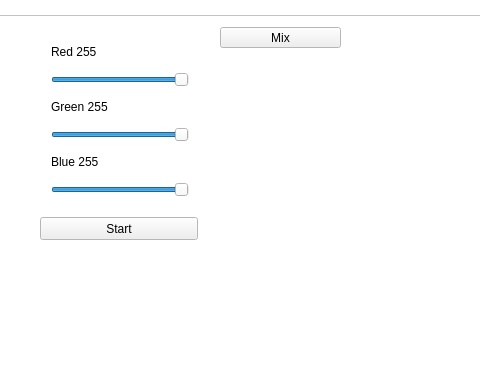
This is mainwindow.ui in Freitag-fri/Genetic as Qt 5 draws it before an edit; both pictures show x 270 to 750 and y 0 to 387 of the 750 by 648 pixel window. The edited form follows.
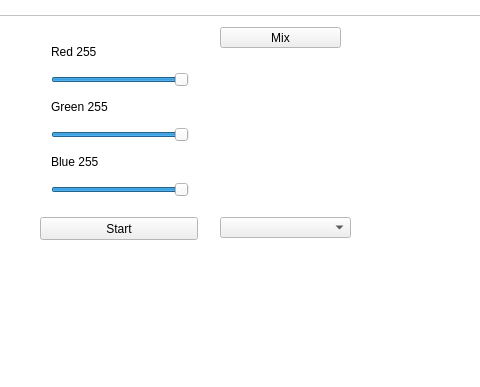
This is the edited form. Custom widgets are drawn as their Qt base class.

```diff
--- a/mainwindow.ui
+++ b/mainwindow.ui
@@ -2051,6 +2051,16 @@
      <string>Mix</string>
     </property>
    </widget>
+   <widget class="QComboBox" name="comboBox">
+    <property name="geometry">
+     <rect>
+      <x>490</x>
+      <y>200</y>
+      <width>131</width>
+      <height>21</height>
+     </rect>
+    </property>
+   </widget>
   </widget>
   <widget class="QMenuBar" name="menuBar">
    <property name="geometry">
```
